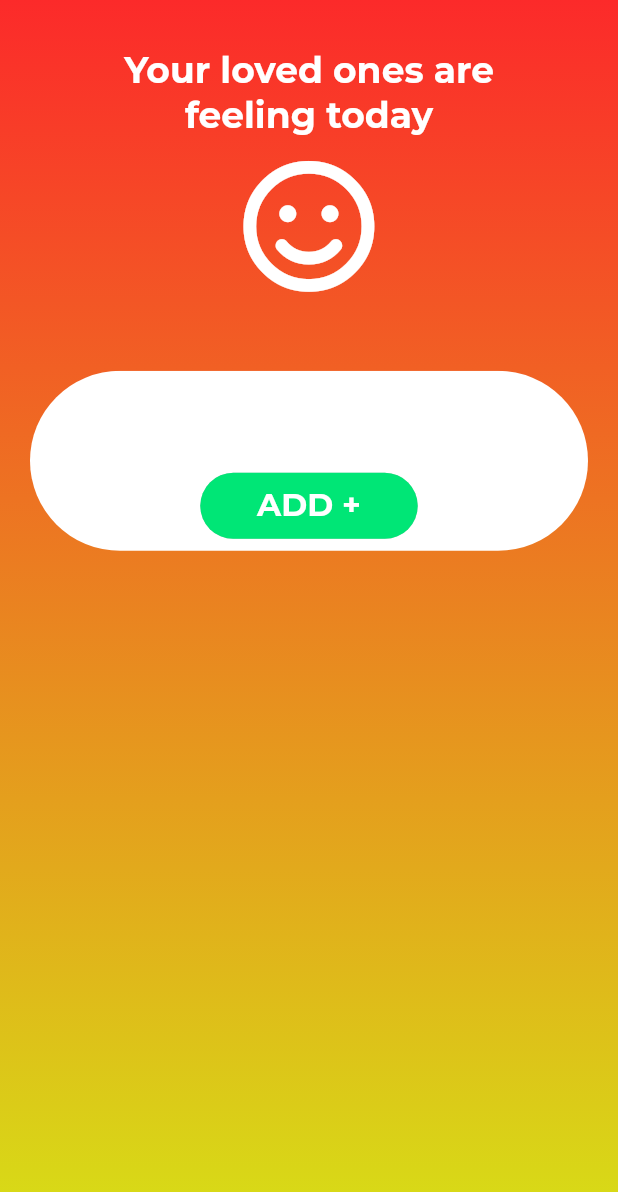
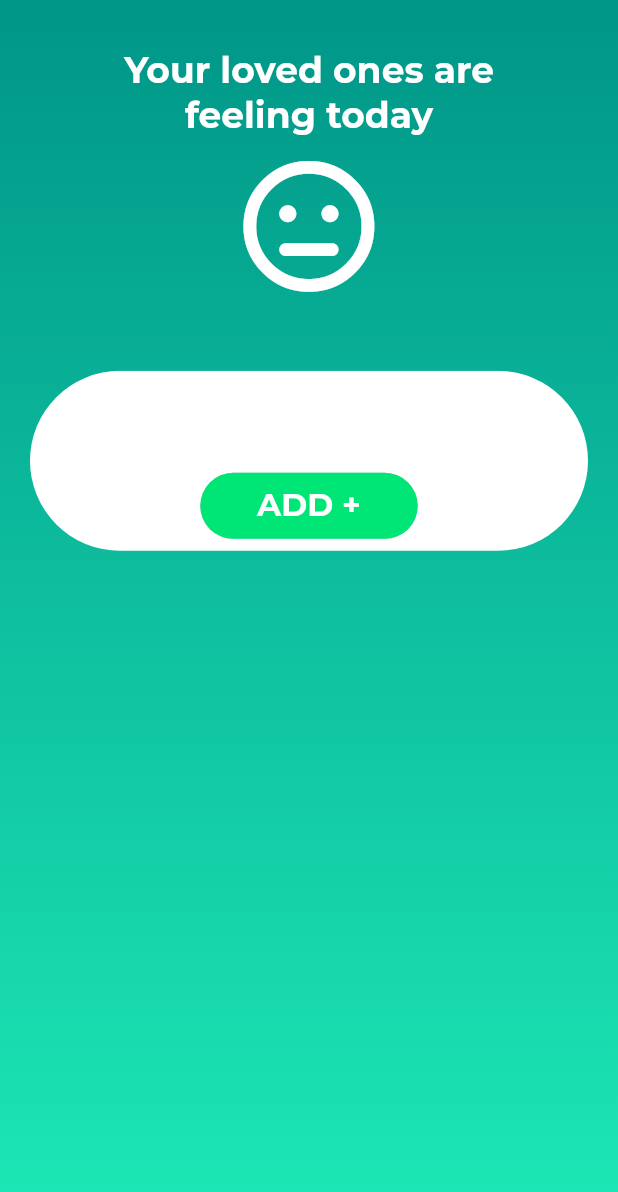
Before and after one commit to jamescasia/mentallerts, a Flutter app: the screen it shows after launch, on a phone screen of 412 x 824 dp. Shown: the top 1192 px of the screen. Run offline on Flutter 3.47's test engine with Material 2 defaults, Android fonts, the phone set to English and light mode, and no system bars; our stand-ins replace cached_network_image, confetti, fluttertoast, font_awesome_flutter; missing offline and left inert: flutter_sparkline, keyboard_visibility, speech_bubble, stats; project files that could hold a hidden picture were left out.

Commit message:
set background

```diff
--- a/lib/pages/home_page.dart
+++ b/lib/pages/home_page.dart
@@ -9,10 +9,13 @@ import 'package:mentallerts/models/app_model.dart';
 import 'package:mentallerts/widgets/add_button.dart';
 import 'package:confetti/confetti.dart';
 import 'dart:math';
+
+import 'package:mentallerts/helpers/mentallert_icons.dart';
 import 'package:flutter/services.dart';
 import 'package:mentallerts/widgets/reactive_button.dart';
 import 'package:http/http.dart' as http;
 import 'package:fluttertoast/fluttertoast.dart';
+import 'package:mentallerts/models/Sentiment.dart';
 import 'package:keyboard_visibility/keyboard_visibility.dart';
 
 var screenSize;
@@ -40,6 +43,14 @@ class _HomePageState extends State<HomePage> {
       colors: [
         Colors.greenAccent.shade400,
         Colors.greenAccent.shade400,
+      ]);
+
+  var neutral_gradient = LinearGradient(
+      begin: Alignment.topCenter,
+      end: Alignment.bottomCenter,
+      colors: [
+        Colors.teal,
+        Colors.tealAccent.shade400,
       ]);
 
   // StreamController addUserStreamController = new StreamController();
@@ -73,16 +84,21 @@ class _HomePageState extends State<HomePage> {
 
   @override
   Widget build(BuildContext context) {
-    SystemChrome.setSystemUIOverlayStyle(SystemUiOverlayStyle.dark.copyWith(
-      statusBarColor: red_yellow_gradient.colors[0].withAlpha(150),
-      systemNavigationBarColor: const Color(0xFF1BA977),
-      // #61C350
-    ));
     screenSize = MediaQuery.of(context).size;
     return ScopedModel<AppModel>(
       model: appModel,
       child:
           ScopedModelDescendant<AppModel>(builder: (context, child, appModel) {
+        SystemChrome.setSystemUIOverlayStyle(SystemUiOverlayStyle.dark.copyWith(
+          statusBarColor: ((appModel.finalSentiment == Sentiment.Happy)
+                  ? red_yellow_gradient.colors[0]
+                  : (appModel.finalSentiment == Sentiment.Sad)
+                      ? blue_red_gradient.colors[0]
+                      : neutral_gradient.colors[0])
+              .withAlpha(150),
+          systemNavigationBarColor: const Color(0xFF1BA977),
+          // #61C350
+        ));
         return ScrollConfiguration(
           behavior: CustomScrollBehaviour(),
           child: Scaffold(
@@ -92,7 +108,12 @@ class _HomePageState extends State<HomePage> {
                 Container(
                   width: screenSize.width,
                   height: screenSize.height,
-                  decoration: BoxDecoration(gradient: red_yellow_gradient),
+                  decoration: BoxDecoration(
+                      gradient: (appModel.finalSentiment == Sentiment.Happy)
+                          ? red_yellow_gradient
+                          : (appModel.finalSentiment == Sentiment.Sad)
+                              ? blue_red_gradient
+                              : neutral_gradient),
                   child: NestedScrollView(
                     headerSliverBuilder:
                         (BuildContext context, bool innerBoxIsScrolled) {
@@ -124,7 +145,12 @@ class _HomePageState extends State<HomePage> {
                                     height: screenSize.height * 0.01,
                                   ),
                                   Icon(
-                                    FontAwesomeIcons.smile,
+                                    (appModel.finalSentiment == Sentiment.Happy)
+                                        ? FontAwesomeIcons.smileBeam
+                                        : (appModel.finalSentiment ==
+                                                Sentiment.Sad)
+                                            ? FontAwesomeIcons.frown
+                                            : FontAwesomeIcons.meh,
                                     color: Colors.white,
                                     size: 60,
                                   ),
--- a/lib/widgets/expanding_card.dart
+++ b/lib/widgets/expanding_card.dart
@@ -114,7 +114,7 @@ class _ExpandingCardState extends State<ExpandingCard> {
         onResize: () {},
         direction: DismissDirection.endToStart,
         onDismissed: (direction) {
-          appModel.dismissCard(mU.timeAdded);
+          appModel.dismissCard(mU.timeAdded, mU.handle);
 
           setState(() {});
         },
```
Also changed, not shown: lib/models/MentallertUser.dart (+5 -5 lines), lib/models/app_model.dart (+56 -12 lines).
